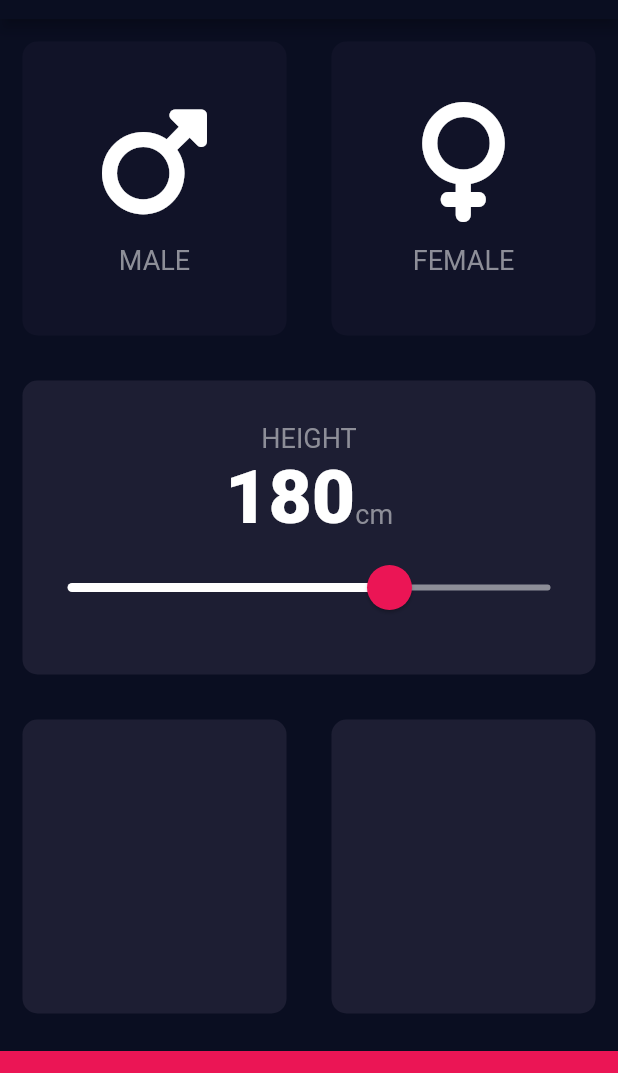
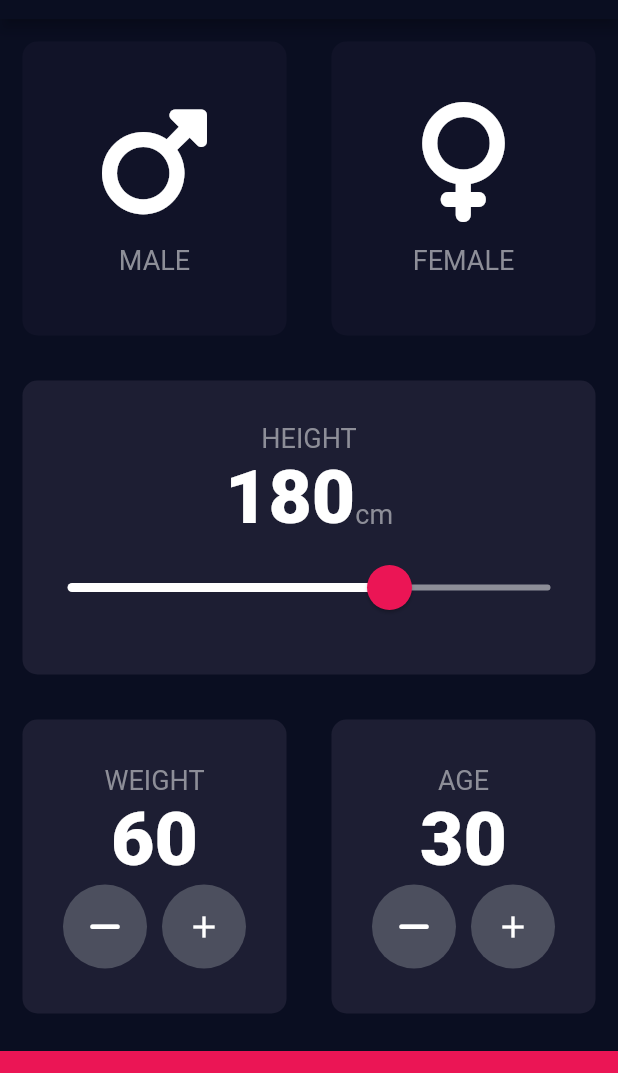
Before and after one commit to hshehabu/flutter-bmi-calculator, a Flutter app: the screen it shows after launch, on a phone screen of 412 x 824 dp, the part 65-1138 px from its top. Run offline on Flutter 3.47's test engine with Material 2 defaults, Android fonts, the phone set to English and light mode, and no system bars; our stand-ins replace font_awesome_flutter.

Commit message:
weight and age cards done

```diff
--- a/lib/input_page.dart
+++ b/lib/input_page.dart
@@ -3,6 +3,7 @@ import 'package:font_awesome_flutter/font_awesome_flutter.dart';
 import 'reusable_card.dart';
 import 'icon_content.dart';
 import 'constants.dart';
+import 'round_icon_button.dart';
 
 enum Gender { male, female }
 
@@ -16,6 +17,8 @@ class InputPage extends StatefulWidget {
 class _InputPageState extends State<InputPage> {
   Gender? gender;
   int height = 180;
+  int weight = 60;
+  int age = 30;
   @override
   Widget build(BuildContext context) {
     return Scaffold(
@@ -118,12 +121,94 @@ class _InputPageState extends State<InputPage> {
             )),
             Expanded(
               child: Row(
-                children: const [
+                children: [
                   Expanded(
-                    child: ReusableCard(colour: kActiveCardColor),
+                    child: ReusableCard(
+                      colour: kActiveCardColor,
+                      cardChild: Column(
+                        mainAxisAlignment: MainAxisAlignment.center,
+                        children: [
+                          const Text(
+                            'WEIGHT',
+                            style: kLabelStyle,
+                          ),
+                          Text(
+                            weight.toString(),
+                            style: kNumberTextStyle,
+                          ),
+                          Row(
+                            mainAxisAlignment: MainAxisAlignment.center,
+                            children: [
+                              RoundIconButton(
+                                icon: FontAwesomeIcons.minus,
+                                onPressed: () {
+                                  setState(() {
+                                    if(weight > 0) {
+                                      weight--;
+                                    }
+                                  });
+                                },
+                              ),
+                              const SizedBox(
+                                width: 10.0,
+                              ),
+                              RoundIconButton(
+                                icon: Icons.add,
+                                onPressed: () {
+                                  setState(() {
+                                    weight++;
+                                  });
+                                },
+                              ),
+                            ],
+                          )
+                        ],
+                      ),
+                    ),
                   ),
                   Expanded(
-                    child: ReusableCard(colour: kActiveCardColor),
+                    child: ReusableCard(
+                      colour: kActiveCardColor,
+                      cardChild: Column(
+                        mainAxisAlignment: MainAxisAlignment.center,
+                        children: [
+                          const Text(
+                            'AGE',
+                            style: kLabelStyle,
+                          ),
+                          Text(
+                            age.toString(),
+                            style: kNumberTextStyle,
+                          ),
+                          Row(
+                            mainAxisAlignment: MainAxisAlignment.center,
+                            children: [
+                              RoundIconButton(
+                                icon: FontAwesomeIcons.minus,
+                                onPressed: () {
+                                  setState(() {
+                                   if(age > 0) {
+                                     age--;
+                                   }
+                                  });
+                                },
+                              ),
+                              const SizedBox(
+                                width: 10.0,
+                              ),
+                              RoundIconButton(
+                                icon: Icons.add,
+                                onPressed: () {
+                                  setState(() {
+                                    age++;
+                                  });
+                                },
+                              ),
+                            ],
+                          )
+                        ],
+                      ),
+                    ),
                   )
                 ],
               ),
--- /dev/null
+++ b/lib/round_icon_button.dart
@@ -0,0 +1,23 @@
+import 'package:flutter/material.dart';
+
+class RoundIconButton extends StatelessWidget {
+  const RoundIconButton({Key? key, required this.icon, required this.onPressed}) : super(key: key);
+ final IconData icon;
+  final void Function()? onPressed;
+  @override
+  Widget build(BuildContext context) {
+    return RawMaterialButton(
+      onPressed: onPressed,
+      elevation: 0.0,
+      constraints: const BoxConstraints.tightFor(
+        width: 56.0,
+        height: 56.0
+      ),
+      shape: const CircleBorder(),
+      fillColor: const Color(0xFF4C4F5E),
+      child: Icon(
+        icon
+      ),
+    );
+  }
+}
```
